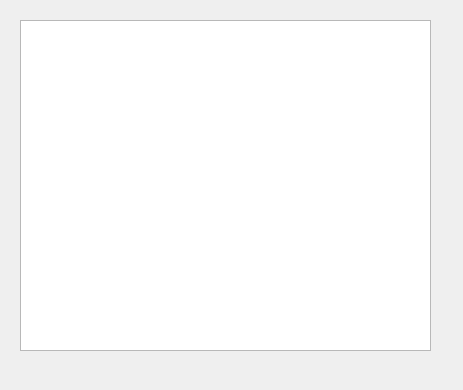
This is src/PacManQt/mainwindow.ui in przemekBielak/PacMan-online as Qt 5 draws it before an edit. The edited form follows.
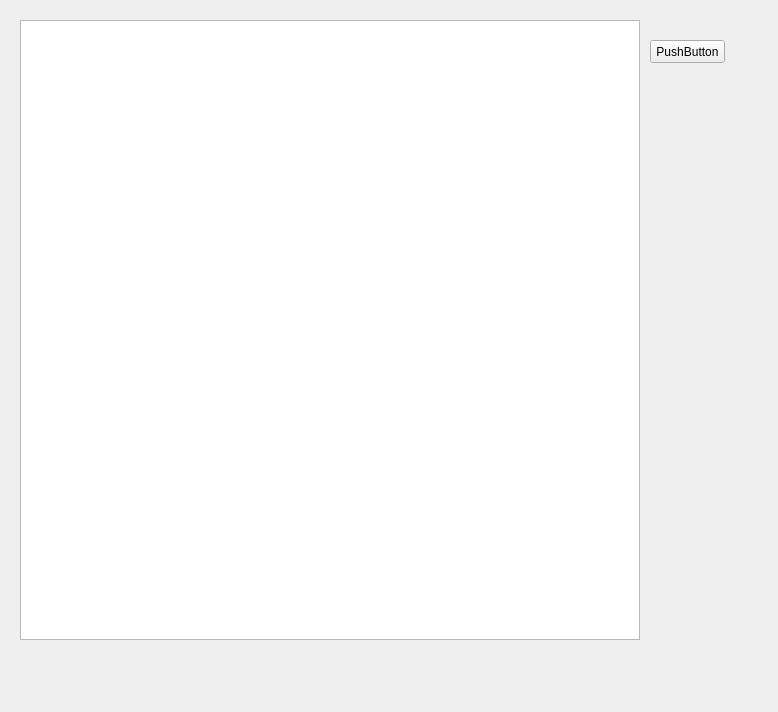
This is the edited form.

```diff
--- a/src/PacManQt/mainwindow.ui
+++ b/src/PacManQt/mainwindow.ui
@@ -6,8 +6,8 @@
    <rect>
     <x>0</x>
     <y>0</y>
-    <width>463</width>
-    <height>390</height>
+    <width>778</width>
+    <height>712</height>
    </rect>
   </property>
   <property name="windowTitle">
@@ -19,11 +19,24 @@
      <rect>
       <x>20</x>
       <y>20</y>
-      <width>411</width>
-      <height>331</height>
+      <width>620</width>
+      <height>620</height>
      </rect>
     </property>
    </widget>
+   <widget class="QPushButton" name="pushButton">
+    <property name="geometry">
+     <rect>
+      <x>650</x>
+      <y>40</y>
+      <width>75</width>
+      <height>23</height>
+     </rect>
+    </property>
+    <property name="text">
+     <string>PushButton</string>
+    </property>
+   </widget>
   </widget>
  </widget>
  <layoutdefault spacing="6" margin="11"/>
```
